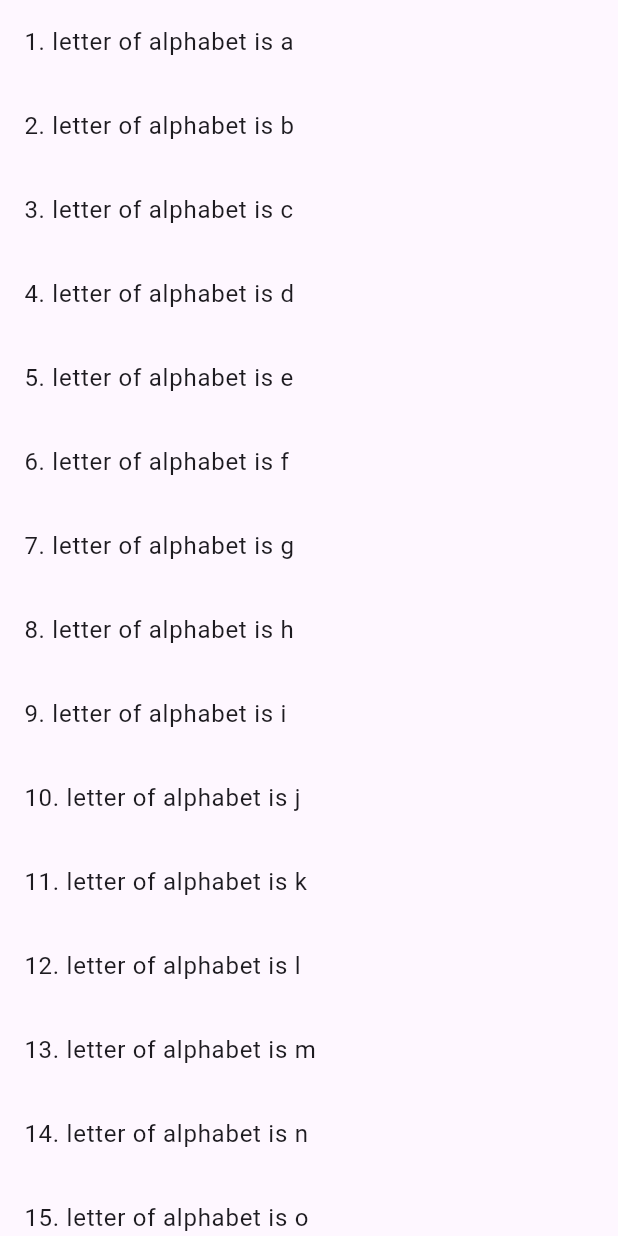
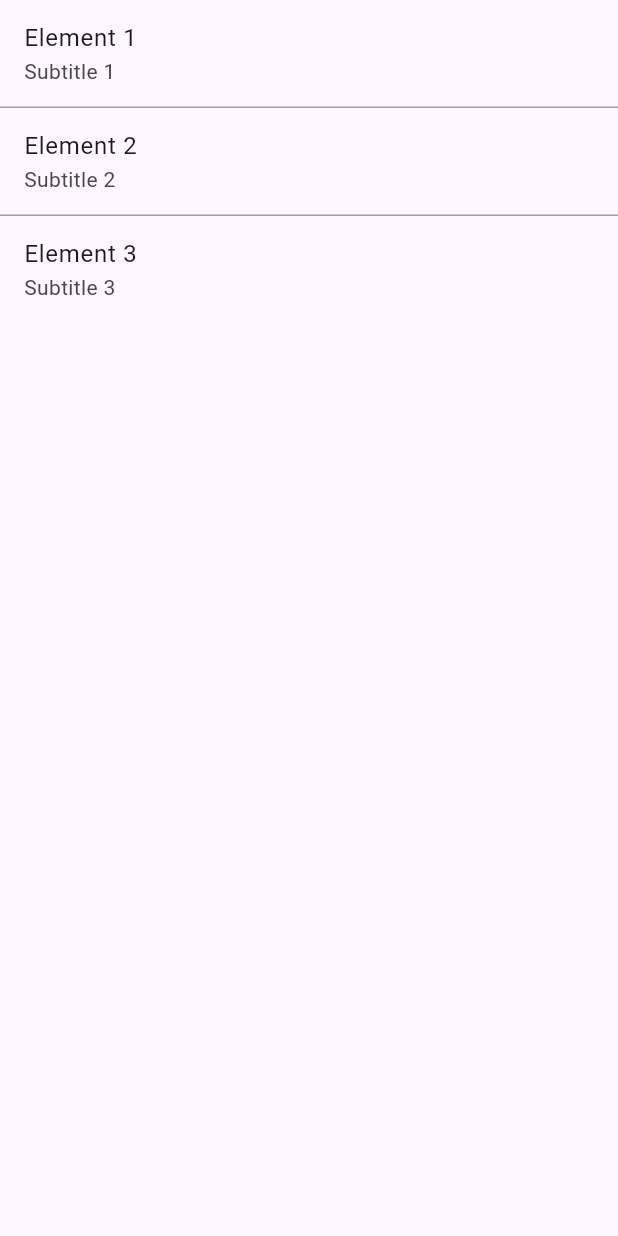
Before and after one commit to harunzsln/FlutterNotes, a Flutter app: the screen it shows after launch, on a phone screen of 412 x 824 dp. Run offline on Flutter 3.47's test engine with Material 3 defaults, Android fonts, the phone set to English and light mode, and no system bars; Roboto replaces fonts that are missing (Fira Code).

Commit message:
create class and model

```diff
--- a/projeler/ornek_proje/lib/flutter_notes/create_list.dart
+++ b/projeler/ornek_proje/lib/flutter_notes/create_list.dart
@@ -1,4 +1,5 @@
 import 'package:flutter/material.dart';
+import 'package:ornek_proje/models/elements_model.dart';
 
 class CreateList extends StatefulWidget {
   const CreateList({super.key});
@@ -8,46 +9,38 @@ class CreateList extends StatefulWidget {
 }
 
 class _CreateListState extends State<CreateList> {
-  List letters = [
-    "a",
-    "b",
-    "c",
-    "d",
-    "e",
-    "f",
-    "g",
-    "h",
-    "i",
-    "j",
-    "k",
-    "l",
-    "m",
-    "n",
-    "o",
-    "p",
-    "q",
-    "r",
-    "s",
-    "t",
-    "u",
-    "v",
-    "w",
-    "x",
-    "y",
-    "z",
+  List<ElementsModel> elements = [
+    ElementsModel('Element 1', 'Subtitle 1'),
+    ElementsModel('Element 2', 'Subtitle 2'),
+    ElementsModel('Element 3', 'Subtitle 3'),
   ];
+
+  /*elements = [
+    {'title': 'element 1', 'subtitle': 'subtitle 1'},
+
+    {'title': 'element 2', 'subtitle': 'subtitle 2'},
+
+    {'title': 'element 3', 'subtitle': 'subtitle 3'},
+  ];*/
 
   @override
   Widget build(BuildContext context) {
     return Scaffold(
-      body: ListView.builder(
-        itemCount: letters.length,
+      body: ListView.separated(
+        itemCount: elements.length,
         itemBuilder: (context, index) => ListTile(
-          title: Text("${index + 1}. letter of alphabet is ${letters[index]}"),
+          title: Text(elements[index].title),
+          subtitle: Text(elements[index].subtitle),
         ),
+        separatorBuilder: (context, index) =>
+            const Divider(color: Colors.grey, height: 0),
       ),
+    );
+  }
+}
 
-      /*
+
+/*
       listview.separated widgetini kullanarak liste elemanları arasına separator ekleyebiliriz.
       kullanımı oldukça basittir separatorBuilder ile her iki eleman arasına bir ayraç ekleyebiliriz.
 
@@ -59,6 +52,15 @@ class _CreateListState extends State<CreateList> {
           ),
         ),
         separatorBuilder: (context, index) => const Divider(),
+      ),
+
+
+      ListView.builder(
+        itemCount: elements.length,
+        itemBuilder: (context, index) => ListTile(
+          title: Text(elements[index]['title']),
+          subtitle: Text(elements[index]['subtitle']),
+        ),
       ),
 
        */
@@ -110,6 +112,3 @@ class _CreateListState extends State<CreateList> {
               .toList(),
         ),
       ),*/
-    );
-  }
-}
--- /dev/null
+++ b/projeler/ornek_proje/lib/models/elements_model.dart
@@ -0,0 +1,6 @@
+class ElementsModel {
+  final String title;
+  final String subtitle;
+
+  ElementsModel(this.title, this.subtitle);
+}
```
